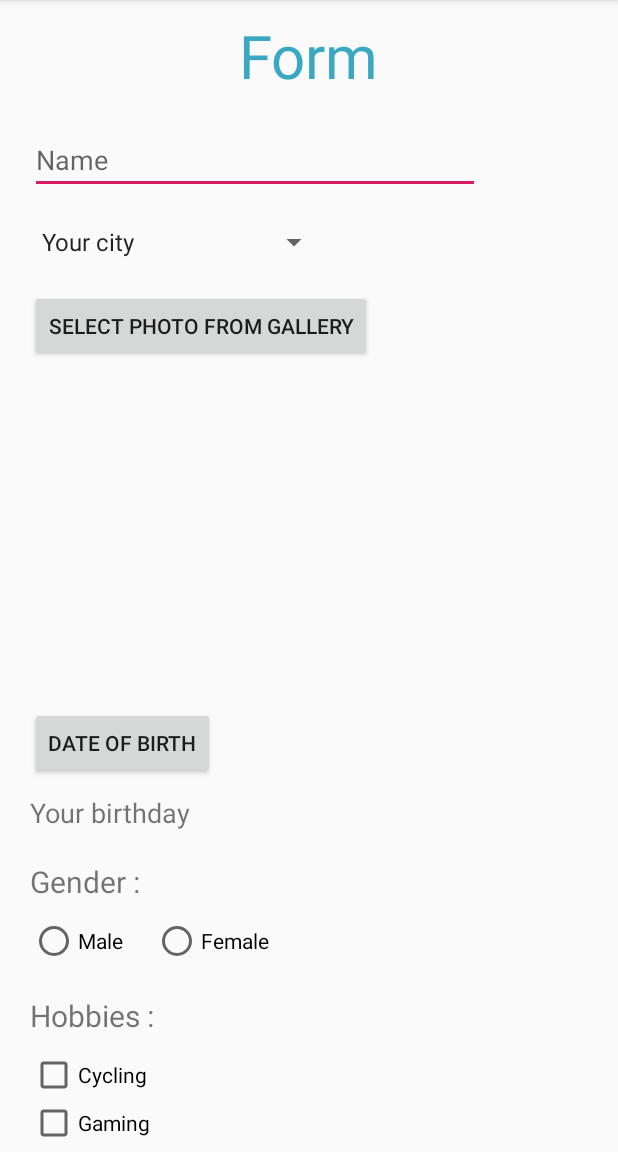
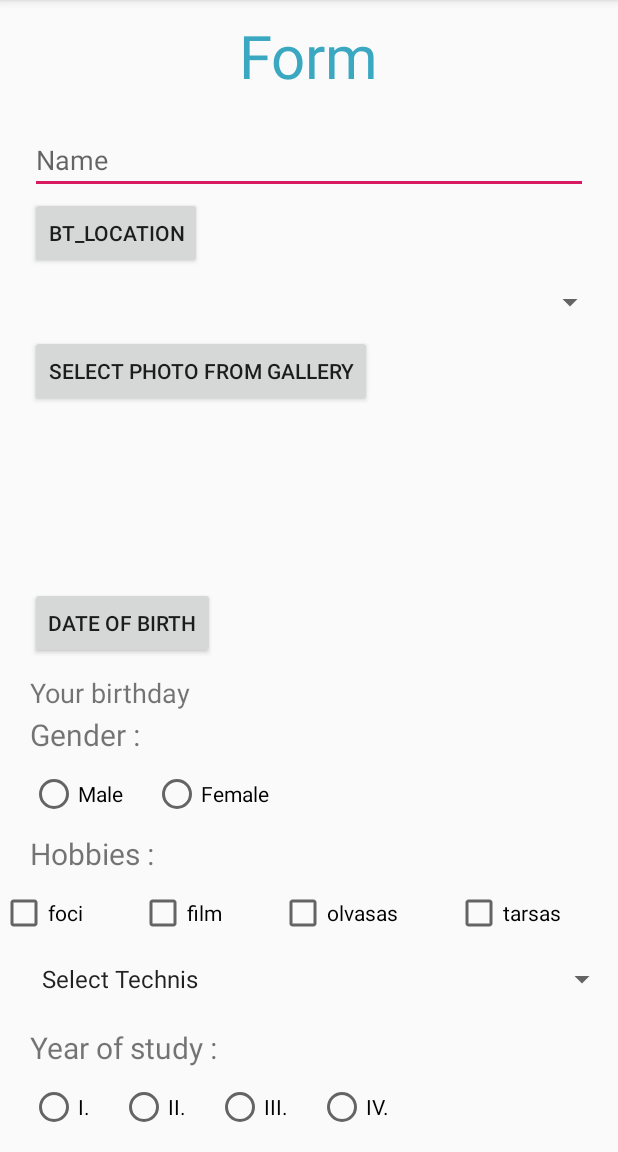
Before and after one commit to fabianreni/Form1Application, an Android app: the screen it shows after launch (MainActivity), on a phone screen of 412 x 824 dp, the part 84-1236 px from its top. Run offline under Robolectric (Android 15) with nearby library versions, the phone set to English and light mode, and no system bars; our stand-ins replace Firebase (no records; nobody signed in at launch, a user with empty details on screens opened directly).

Commit message:
view of students

```diff
--- a/app/src/main/java/com/example/form1application/FormFragment.java
+++ b/app/src/main/java/com/example/form1application/FormFragment.java
@@ -7,125 +7,119 @@ import android.view.LayoutInflater;
 import android.view.View;
 import android.view.ViewGroup;
 import android.widget.ArrayAdapter;
+import android.widget.Button;
 import android.widget.Spinner;
 import android.widget.TextView;
 
 import java.util.ArrayList;
+import java.util.Collections;
 import java.util.List;
+import java.util.Locale;
 
 public class FormFragment extends Fragment
-{
+{       Button country;
+    Spinner countryList;
+    Spinner technis;
     @Override
     public View onCreateView(LayoutInflater inflater, ViewGroup container, Bundle savedInstanceState)
     {
         View v=inflater.inflate(R.layout.fragment_form, container, false);
+        countryList=v.findViewById(R.id.location);
+        country = v.findViewById(R.id.b_location);
+        technis = v.findViewById(R.id.department);
+        country.setOnClickListener(new View.OnClickListener() {
+            @Override
+            public void onClick(View view) {
 
-        setLocationSpinner(v);
-        setDepartmentSpinner(v);
+                getCountryList();
+            }
+        });
+        addTechnis();
+        //setDepartmentSpinner(v);
 
         return v;
     }
+    public void getCountryList() {
+        Locale[] locale = Locale.getAvailableLocales();
+        ArrayList<String> countries = new ArrayList<>();
+        String country;
+        for (Locale loc : locale) {
+            country = loc.getDisplayCountry();
+            if (country.length() > 0 && !countries.contains(country)) {
+                countries.add(country);
+            }
+            Collections.sort(countries, String.CASE_INSENSITIVE_ORDER);
 
-    public void setLocationSpinner(View v)
-    {
-        Spinner locationspinner=(Spinner) v.findViewById(R.id.location);
-
-        List<String> locations = new ArrayList<String>();
-        locations.add("Your city");
-        locations.add("Marosvásárhely");
-        locations.add("Szászrégen");
-        locations.add("Székelyudvarhely");
-        locations.add("Csíkszereda");
-        locations.add("Sepsiszentgyörgy");
-
-        ArrayAdapter<String> dataAdapter = new ArrayAdapter<String>(this.getActivity(), android.R.layout.simple_spinner_item, locations)
-        {
-            @Override
-            public boolean isEnabled(int position)
-            {
-                if(position == 0)
-                {
-                    return false;
-                }
-
-                return true;
-            }
-
-            @Override
-            public View getDropDownView(int position, View convertView, ViewGroup parent)
-            {
-                View view = super.getDropDownView(position, convertView, parent);
-                TextView tv = (TextView) view;
-
-                if(position == 0)
-                {
-                    tv.setTextColor(Color.GRAY);
-                }
-                else
-                {
-                    tv.setTextColor(Color.BLACK);
-                }
-
-                return view;
-            }
-        };
-
-        dataAdapter.setDropDownViewResource(android.R.layout.simple_dropdown_item_1line);
-        locationspinner.setAdapter(dataAdapter);
+            ArrayAdapter<String> adapter = new ArrayAdapter<>(this.getActivity(), android.R.layout.simple_spinner_item, countries);
+            //Setting the ArrayAdapter data on the Spinner
+            countryList.setAdapter(adapter);
+        }
     }
 
-    public void setDepartmentSpinner(View v)
-    {
-        Spinner departmentspinner=(Spinner) v.findViewById(R.id.department);
+    public void addTechnis() {
 
-        List<String> departments = new ArrayList<String>();
-        departments.add("Your department");
-        departments.add("Agricultural Engineering");
-        departments.add("Automation and applied informatics");
-        departments.add("Communication and public relations");
-        departments.add("Computer science");
-        departments.add("Computer-aided operation planning");
-        departments.add("Horticultural engineering");
-        departments.add("Information science");
-        departments.add("Landscape architecture");
-        departments.add("Mechatronics");
-        departments.add("Public Health Services and Policies");
-        departments.add("Telecommunication");
-        departments.add("Translation and interpreting studies");
-
-        ArrayAdapter<String> dataAdapter = new ArrayAdapter<String>(this.getActivity(), android.R.layout.simple_spinner_item, departments)
-        {
-            @Override
-            public boolean isEnabled(int position)
-            {
-                if(position == 0)
-                {
-                    return false;
-                }
-
-                return true;
-            }
-
-            @Override
-            public View getDropDownView(int position, View convertView, ViewGroup parent)
-            {
-                View view = super.getDropDownView(position, convertView, parent);
-                TextView tv = (TextView) view;
-
-                if(position == 0)
-                {
-                    tv.setTextColor(Color.GRAY);
-                }
-                else
-                {
-                    tv.setTextColor(Color.BLACK);
-                }
-
-                return view;
-            }
-        };
-
-        dataAdapter.setDropDownViewResource(android.R.layout.simple_dropdown_item_1line);
-        departmentspinner.setAdapter(dataAdapter);
+        List<String> list = new ArrayList<String>();
+        list.add("Select Technis");
+        list.add("Informatika");
+        list.add("Automatizalas");
+        list.add("Fordito");
+        list.add("Kozeg");
+        ArrayAdapter<String> dataAdapter = new ArrayAdapter<String>(this.getActivity(), android.R.layout.simple_spinner_item, list);
+        dataAdapter.setDropDownViewResource(android.R.layout.simple_spinner_dropdown_item);
+        technis.setAdapter(dataAdapter);
     }
+//    public void setDepartmentSpinner(View v)
+//    {
+//        Spinner departmentspinner=(Spinner) v.findViewById(R.id.department);
+//
+//        List<String> departments = new ArrayList<String>();
+//        departments.add("Your department");
+//        departments.add("Agricultural Engineering");
+//        departments.add("Automation and applied informatics");
+//        departments.add("Communication and public relations");
+//        departments.add("Computer science");
+//        departments.add("Computer-aided operation planning");
+//        departments.add("Horticultural engineering");
+//        departments.add("Information science");
+//        departments.add("Landscape architecture");
+//        departments.add("Mechatronics");
+//        departments.add("Public Health Services and Policies");
+//        departments.add("Telecommunication");
+//        departments.add("Translation and interpreting studies");
+//
+//        ArrayAdapter<String> dataAdapter = new ArrayAdapter<String>(this.getActivity(), android.R.layout.simple_spinner_item, departments)
+//        {
+//            @Override
+//            public boolean isEnabled(int position)
+//            {
+//                if(position == 0)
+//                {
+//                    return false;
+//                }
+//
+//                return true;
+//            }
+//
+//            @Override
+//            public View getDropDownView(int position, View convertView, ViewGroup parent)
+//            {
+//                View view = super.getDropDownView(position, convertView, parent);
+//                TextView tv = (TextView) view;
+//
+//                if(position == 0)
+//                {
+//                    tv.setTextColor(Color.GRAY);
+//                }
+//                else
+//                {
+//                    tv.setTextColor(Color.BLACK);
+//                }
+//
+//                return view;
+//            }
+//        };
+//
+//        dataAdapter.setDropDownViewResource(android.R.layout.simple_dropdown_item_1line);
+//        departmentspinner.setAdapter(dataAdapter);
+//    }
 }
--- a/app/src/main/res/layout/fragment_form.xml
+++ b/app/src/main/res/layout/fragment_form.xml
@@ -34,20 +34,33 @@
 
             <EditText
                 android:id="@+id/name"
-                android:layout_width="300dp"
+                android:layout_width="match_parent"
                 android:layout_height="wrap_content"
                 android:layout_marginLeft="20dp"
-                android:layout_marginBottom="20dp"
+                android:layout_marginRight="20dp"
+                android:layout_marginBottom="2dp"
                 android:hint="Name"
                 android:inputType="text" />
 
+
+            <Button
+                android:id="@+id/b_location"
+                android:layout_width="wrap_content"
+                android:layout_height="wrap_content"
+                android:layout_marginLeft="20dp"
+                android:layout_marginRight="20dp"
+                android:layout_marginBottom="10dp"
+                android:text="bt_location" />
             <Spinner
                 android:id="@+id/location"
-                android:layout_width="200dp"
+                android:layout_width="match_parent"
                 android:layout_height="wrap_content"
                 android:layout_marginLeft="20dp"
-                android:layout_marginBottom="20dp"
-                android:drawSelectorOnTop="true" />
+                android:layout_marginRight="8dp"
+                android:layout_marginBottom="10dp"
+                android:spinnerMode="dropdown"
+                />
+
 
             <Button
                 android:id="@+id/selectphoto"
@@ -60,10 +73,10 @@
 
             <ImageView
                 android:id="@+id/profilepicture"
-                android:layout_width="200dp"
-                android:layout_height="200dp"
+                android:layout_width="100dp"
+                android:layout_height="100dp"
                 android:layout_marginLeft="20dp"
-                android:layout_marginBottom="20dp" />
+                android:layout_marginBottom="10dp" />
 
             <Button
                 android:id="@+id/dateofbirth"
@@ -79,7 +92,7 @@
                 android:layout_width="wrap_content"
                 android:layout_height="wrap_content"
                 android:layout_marginLeft="20dp"
-                android:layout_marginBottom="20dp"
+                android:layout_marginBottom="2dp"
                 android:text="Your birthday"
                 android:textSize="18dp" />
 
@@ -95,7 +108,7 @@
                 android:id="@+id/gender"
                 android:layout_width="match_parent"
                 android:layout_height="wrap_content"
-                android:layout_marginBottom="20dp"
+                android:layout_marginBottom="10dp"
                 android:orientation="horizontal">
 
                 <RadioButton
@@ -121,32 +134,54 @@
                 android:layout_marginBottom="10dp"
                 android:text="Hobbies :"
                 android:textSize="20dp" />
+            <LinearLayout
+                android:layout_width="match_parent"
+                android:layout_height="wrap_content"
+                android:layout_marginBottom="16dp"
+                android:orientation="horizontal">
+
 
                 <CheckBox
-                android:id="@+id/cycling"
+                    android:id="@+id/foci"
                     android:layout_width="wrap_content"
                     android:layout_height="wrap_content"
-                android:layout_marginLeft="20dp"
-                android:text="Cycling" />
+                    android:layout_marginLeft="16dp"
+                    android:layout_marginEnd="16dp"
+                    android:layout_marginRight="16dp"
+                    android:layout_weight="1"
+                    android:text="foci" />
 
                 <CheckBox
-                android:id="@+id/gaming"
+                    android:id="@+id/film"
                     android:layout_width="wrap_content"
                     android:layout_height="wrap_content"
-                android:layout_marginLeft="20dp"
-                android:text="Gaming" />
+                    android:layout_marginEnd="16dp"
+                    android:layout_marginRight="16dp"
+                    android:layout_weight="1"
+                    android:text="film" />
 
                 <CheckBox
-                android:id="@+id/traveling"
+                    android:id="@+id/olvasas"
                     android:layout_width="wrap_content"
                     android:layout_height="wrap_content"
-                android:layout_marginLeft="20dp"
-                android:layout_marginBottom="20dp"
-                android:text="Traveling" />
+                    android:layout_marginEnd="16dp"
+                    android:layout_marginRight="16dp"
+                    android:layout_weight="1"
+                    android:text="olvasas" />
+
+                <CheckBox
+                    android:id="@+id/tarsas"
+                    android:layout_width="wrap_content"
+                    android:layout_height="wrap_content"
+                    android:layout_marginEnd="16dp"
+                    android:layout_marginRight="16dp"
+                    android:layout_weight="1"
+                    android:text="tarsas" />
+            </LinearLayout>
 
             <Spinner
                 android:id="@+id/department"
-                android:layout_width="200dp"
+                android:layout_width="match_parent"
                 android:layout_height="wrap_content"
                 android:layout_marginLeft="20dp"
                 android:layout_marginBottom="20dp"
@@ -207,7 +242,7 @@
 
             <EditText
                 android:id="@+id/answer"
-                android:layout_width="300dp"
+                android:layout_width="match_parent"
                 android:layout_height="wrap_content"
                 android:layout_marginLeft="20dp"
                 android:layout_marginBottom="20dp"
```
Also changed, not shown: app/src/main/java/com/example/form1application/MainActivity.java (+15 -10 lines). Lines whose indentation alone changed are shown as unchanged.
